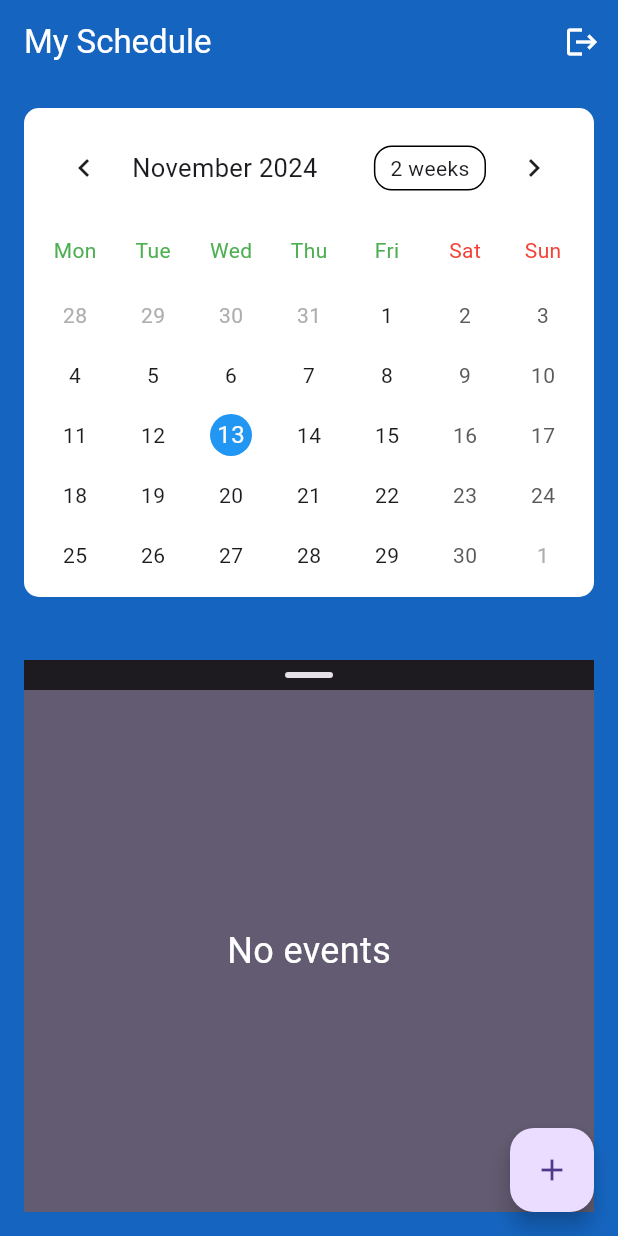
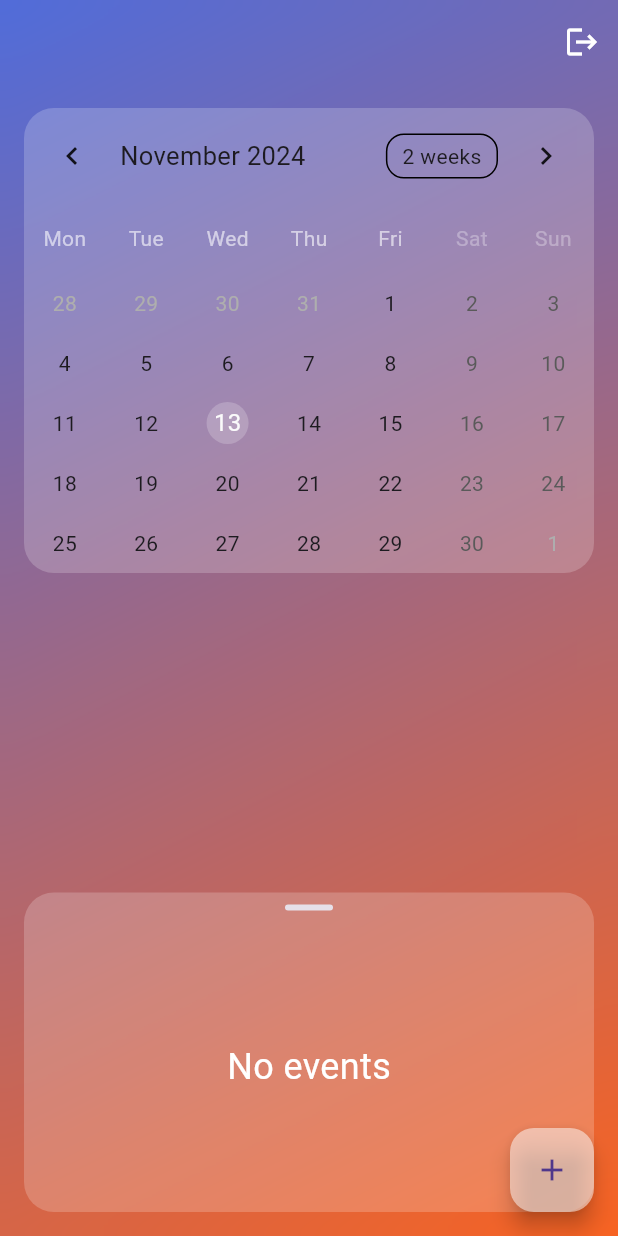
Before and after one commit to Abzal-code/my-schedule, a Flutter app: the ScheduleScreen screen opened by its route, on a phone screen of 412 x 824 dp. Run offline on Flutter 3.47's test engine with Material 3 defaults, Android fonts, the phone set to English and light mode, and no system bars; drawn by our look-alikes of table_calendar; our stand-ins replace bloc, bloc_concurrency, cloud_firestore, equatable, firebase_auth, firebase_core and 4 more; accounts and stored records are empty.

Commit message:
Add Glassmorphism and add alertDialog with selectedDate from Calendar

```diff
--- a/lib/app_starter.dart
+++ b/lib/app_starter.dart
@@ -23,7 +23,7 @@ class AppStarter extends StatelessWidget {
             routeInformationParser: appRouter.router.routeInformationParser,
             routerDelegate: appRouter.router.routerDelegate,
             routeInformationProvider: appRouter.router.routeInformationProvider,
-            theme: ThemeData(),
+            theme: ThemeData(scaffoldBackgroundColor: Colors.transparent),
           );
         },
       ),
--- a/lib/core/router/app_router.dart
+++ b/lib/core/router/app_router.dart
@@ -4,7 +4,6 @@ import 'package:my_shedule/core/router/auth_change_notifier.dart';
 import 'package:my_shedule/features/auth/presentation/screens/sign_in_screen.dart';
 import 'package:my_shedule/features/auth/presentation/screens/sign_up_screen.dart';
 import 'package:my_shedule/features/auth/presentation/screens/splash_screen.dart';
-import 'package:my_shedule/features/schedule/presentation/pages/create_event_screen.dart';
 import 'package:my_shedule/features/schedule/presentation/pages/schedule_screen.dart';
 
 class Routes {
@@ -12,7 +11,6 @@ class Routes {
   static const String signIn = '/signIn';
   static const String signUp = '/signUp';
   static const String schedule = '/schedule';
-  static const String createEvent = '/create_event';
   static const String error = '/error';
 }
 
@@ -70,13 +68,6 @@ class AppRouter {
         path: Routes.schedule,
         name: 'schedule',
         builder: (context, state) => const ScheduleScreen(),
-        routes: [
-          GoRoute(
-            path: Routes.createEvent,
-            name: 'create_event',
-            builder: (context, state) => const CreateEventScreen(),
-          ),
-        ],
       ),
     ],
   );
--- a/lib/features/schedule/domain/entities/event_entity.dart
+++ b/lib/features/schedule/domain/entities/event_entity.dart
@@ -2,28 +2,28 @@ import 'package:equatable/equatable.dart';
 import 'package:cloud_firestore/cloud_firestore.dart';
 
 class EventEntity extends Equatable {
-  final String? id;
-  final String? name;
+  final String id;
+  final String title;
   final String? description;
   final String? img;
-  final DateTime? startDate;
-  final DateTime? endDate;
-  final bool? isCompleted;
+  final DateTime startDate;
+  final DateTime endDate;
+  final bool isCompleted;
 
   const EventEntity({
-    this.id,
-    this.name,
+    required this.id,
+    required this.title,
     this.description,
     this.img,
-    this.startDate,
-    this.endDate,
-    this.isCompleted,
+    required this.startDate,
+    required this.endDate,
+    required this.isCompleted,
   });
 
   factory EventEntity.fromDocument(DocumentSnapshot doc) {
     return EventEntity(
       id: doc.id,
-      name: doc['name'],
+      title: doc['title'],
       description: doc['description'],
       img: doc['img'],
       startDate: doc['startDate'],
@@ -35,7 +35,7 @@ class EventEntity extends Equatable {
   Map<String, dynamic> toMap() {
     return {
       'id': id,
-      'name': name,
+      'title': title,
       'description': description,
       'img': img,
       'startDate': startDate,
@@ -46,7 +46,7 @@ class EventEntity extends Equatable {
 
   EventEntity copyWith({
     String? id,
-    String? name,
+    String? title,
     String? description,
     String? img,
     DateTime? dateTime,
@@ -56,7 +56,7 @@ class EventEntity extends Equatable {
   }) {
     return EventEntity(
       id: id ?? this.id,
-      name: name ?? this.name,
+      title: title ?? this.title,
       description: description ?? this.description,
       img: img ?? this.img,
       startDate: startDate ?? this.startDate,
@@ -68,7 +68,7 @@ class EventEntity extends Equatable {
   @override
   List<Object?> get props => [
         id,
-        name,
+        title,
         description,
         img,
         startDate,
--- a/lib/features/schedule/presentation/pages/schedule_screen.dart
+++ b/lib/features/schedule/presentation/pages/schedule_screen.dart
@@ -1,14 +1,30 @@
+import 'dart:ui';
+
 import 'package:flutter/material.dart';
 import 'package:flutter_bloc/flutter_bloc.dart';
-import 'package:go_router/go_router.dart';
 import 'package:my_shedule/core/di.dart';
 import 'package:my_shedule/features/auth/presentation/bloc/auth_bloc.dart';
 import 'package:my_shedule/features/schedule/presentation/bloc/schedule/schedule_bloc.dart';
+import 'package:my_shedule/features/schedule/presentation/pages/create_event_screen.dart';
+import 'package:my_shedule/features/schedule/presentation/widgets/animated_background.dart';
 import 'package:my_shedule/features/schedule/presentation/widgets/calendar_widget.dart';
 import 'package:my_shedule/features/schedule/presentation/widgets/events_info_window.dart';
 
-class ScheduleScreen extends StatelessWidget {
+class ScheduleScreen extends StatefulWidget {
   const ScheduleScreen({super.key});
+
+  @override
+  State<ScheduleScreen> createState() => _ScheduleScreenState();
+}
+
+class _ScheduleScreenState extends State<ScheduleScreen> {
+  DateTime _selectedDate = DateTime.now();
+
+  void _onDateSelected(DateTime selectedDate) {
+    setState(() {
+      _selectedDate = selectedDate;
+    });
+  }
 
   @override
   Widget build(BuildContext context) {
@@ -18,45 +34,79 @@ class ScheduleScreen extends StatelessWidget {
           const ScheduleEvent.loadEvents(),
         ),
       child: Scaffold(
-        backgroundColor: Colors.blue[800],
+        extendBodyBehindAppBar: true,
         floatingActionButton: FloatingActionButton(
-          onPressed: () => context.push('/schedule/create_event'),
+          backgroundColor: Colors.white.withOpacity(0.5),
+          onPressed: () => openDialog(context, _selectedDate),
           child: const Icon(Icons.add),
         ),
         appBar: AppBar(
-          title: const Text(
-            'My Schedule',
-            style: TextStyle(color: Colors.white),
-          ),
-          backgroundColor: Colors.blue[800],
+          backgroundColor: Colors.transparent,
+          elevation: 0,
           actions: [
             IconButton(
-              onPressed: () => context.read<AuthBloc>().add(
-                    const AuthEvent.signOut(),
-                  ),
               icon: const Icon(
                 Icons.logout,
                 color: Colors.white,
               ),
-              tooltip: 'Logout',
-            )
+              onPressed: () => context.read<AuthBloc>().add(
+                    const AuthEvent.signOut(),
+                  ),
+            ),
           ],
         ),
-        body: const SafeArea(
-          child: Padding(
-            padding: EdgeInsets.all(16.0),
-            child: Stack(
-              children: [
-                CalendarWidget(),
-                SizedBox(
-                  height: 20,
+        body: Stack(
+          children: [
+            // Анимация фона
+            const Positioned.fill(child: AnimatedGradientDemo()),
+            ClipRRect(
+              child: BackdropFilter(
+                filter: ImageFilter.blur(sigmaX: 10, sigmaY: 10),
+                child: Padding(
+                  padding: const EdgeInsets.all(16.0),
+                  child: SafeArea(
+                    child: Column(
+                      mainAxisAlignment: MainAxisAlignment.spaceBetween,
+                      children: [
+                        CalendarWidget(onDataChanged: _onDateSelected),
+                        const Flexible(child: EventsInfoWindow()),
+                        // const EventsInfoWindow()
+                      ],
+                    ),
+                  ),
                 ),
-                EventsInfoWindow(),
-              ],
+              ),
             ),
-          ),
+          ],
         ),
       ),
     );
   }
 }
+
+void openDialog(BuildContext context, DateTime eventDate) {
+  showDialog<void>(
+    context: context,
+    builder: (BuildContext context) => AlertDialog(
+      title: Text(
+        'Create Event',
+        style: Theme.of(context).textTheme.titleLarge,
+        textAlign: TextAlign.center,
+      ),
+      content: CreateEventScreen(
+        selectedDate: eventDate,
+      ),
+      // actions: <Widget>[
+      //   TextButton(
+      //     style: TextButton.styleFrom(
+      //       textStyle: Theme.of(context).textTheme.labelLarge,
+      //     ),
+      //     child: const Text('Accept'),
+      //     onPressed: () {
+      //       Navigator.of(context).pop();
+      //     },
+      //   ),
+      // ],
+    ),
+  );
+}
--- /dev/null
+++ b/lib/features/schedule/presentation/widgets/animated_background.dart
@@ -0,0 +1,65 @@
+import 'package:flutter/material.dart';
+
+class AnimatedGradientDemo extends StatefulWidget {
+  const AnimatedGradientDemo({super.key});
+
+  @override
+  State<AnimatedGradientDemo> createState() => _AnimatedGradientDemoState();
+}
+
+class _AnimatedGradientDemoState extends State<AnimatedGradientDemo>
+    with SingleTickerProviderStateMixin {
+  late AnimationController _controller;
+  late Animation<Color?> _colorAnimation1;
+  late Animation<Color?> _colorAnimation2;
+
+  @override
+  void initState() {
+    super.initState();
+
+    // Инициализация AnimationController
+    _controller = AnimationController(
+      duration: const Duration(seconds: 5),
+      vsync: this,
+    )..repeat(reverse: true);
+
+    // Определение первого цвета анимации
+    _colorAnimation1 = ColorTween(
+      begin: Colors.blue,
+      end: Colors.purple,
+    ).animate(_controller);
+
+    // Определение второго цвета анимации
+    _colorAnimation2 = ColorTween(
+      begin: Colors.red,
+      end: Colors.orange,
+    ).animate(_controller);
+  }
+
+  @override
+  void dispose() {
+    _controller.dispose();
+    super.dispose();
+  }
+
+  @override
+  Widget build(BuildContext context) {
+    return AnimatedBuilder(
+      animation: _controller,
+      builder: (context, child) {
+        return Container(
+          decoration: BoxDecoration(
+            gradient: LinearGradient(
+              begin: Alignment.topLeft,
+              end: Alignment.bottomRight,
+              colors: [
+                _colorAnimation1.value ?? Colors.blue,
+                _colorAnimation2.value ?? Colors.red,
+              ],
+            ),
+          ),
+        );
+      },
+    );
+  }
+}
--- a/lib/features/schedule/presentation/widgets/calendar_widget.dart
+++ b/lib/features/schedule/presentation/widgets/calendar_widget.dart
@@ -1,11 +1,12 @@
 import 'package:flutter/material.dart';
 import 'package:table_calendar/table_calendar.dart';
 
-enum CalendarView { week, twoWeek, month }
+class CalendarWidget extends StatefulWidget {
+  final ValueChanged<DateTime> onDataChanged;
 
-class CalendarWidget extends StatefulWidget {
   const CalendarWidget({
     super.key,
+    required this.onDataChanged,
   });
 
   @override
@@ -17,17 +18,17 @@ class _CalendarWidgetState extends State<CalendarWidget> {
   DateTime? _selectedDate;
   CalendarFormat _calendarFormat = CalendarFormat.month;
   final DaysOfWeekStyle _styleOfWeek = const DaysOfWeekStyle(
-    weekdayStyle: TextStyle(color: Colors.green),
-    weekendStyle: TextStyle(color: Colors.red),
+    weekdayStyle: TextStyle(color: Colors.white60),
+    weekendStyle: TextStyle(color: Colors.white30),
   );
   final CalendarStyle _calendarStyle = CalendarStyle(
     selectedDecoration: BoxDecoration(
       shape: BoxShape.circle,
-      color: Colors.blue[200],
+      color: Colors.white.withOpacity(0.5),
     ),
-    todayDecoration: const BoxDecoration(
+    todayDecoration: BoxDecoration(
       shape: BoxShape.circle,
-      color: Colors.blue,
+      color: Colors.white.withOpacity(0.2),
     ),
   );
 
@@ -35,11 +36,10 @@ class _CalendarWidgetState extends State<CalendarWidget> {
   Widget build(BuildContext context) {
     return Container(
       decoration: BoxDecoration(
-        color: Colors.white,
-        borderRadius: BorderRadius.circular(10),
+        color: Colors.white.withOpacity(0.2),
+        borderRadius: BorderRadius.circular(20.0),
       ),
-      child: Padding(
-        padding: const EdgeInsets.all(8.0),
+      alignment: Alignment.center,
       child: TableCalendar(
         calendarFormat: _calendarFormat,
         daysOfWeekHeight: 46,
@@ -54,18 +54,17 @@ class _CalendarWidgetState extends State<CalendarWidget> {
         selectedDayPredicate: (day) => isSameDay(_selectedDate, day),
         onDaySelected: _onDateSelected,
       ),
-      ),
     );
   }
 
   _onDateSelected(selectedDate, focusedDate) {
-    print('selectedDay $selectedDate');
     if (!isSameDay(_selectedDate, selectedDate)) {
       setState(() {
         _selectedDate = selectedDate;
         _focusedDate = focusedDate;
       });
-    } else {}
+      widget.onDataChanged(selectedDate);
+    }
   }
 
   _onformatChanged(CalendarFormat format) {
--- a/lib/features/schedule/presentation/widgets/events_info_window.dart
+++ b/lib/features/schedule/presentation/widgets/events_info_window.dart
@@ -22,8 +22,12 @@ class _EventsInfoWindowState extends State<EventsInfoWindow> {
     return DraggableScrollableSheet(
       initialChildSize: _sheetPosition,
       builder: (BuildContext context, ScrollController scrollController) {
-        return ColoredBox(
-          color: colorScheme.secondary,
+        return Container(
+          decoration: BoxDecoration(
+            color: Colors.white.withOpacity(0.2),
+            borderRadius: BorderRadius.circular(20.0),
+          ),
+          alignment: Alignment.center,
           child: Column(
             children: <Widget>[
               Grabber(
--- a/lib/features/schedule/presentation/widgets/grabber.dart
+++ b/lib/features/schedule/presentation/widgets/grabber.dart
@@ -16,7 +16,7 @@ class Grabber extends StatelessWidget {
       onVerticalDragUpdate: onVerticalDragUpdate,
       child: Container(
         width: double.infinity,
-        color: colorScheme.onSurface,
+        color: Colors.transparent,
         child: Align(
           alignment: Alignment.topCenter,
           child: Container(
--- a/pubspec.yaml
+++ b/pubspec.yaml
@@ -48,6 +48,7 @@ dependencies:
   cloud_firestore: ^5.4.4
   table_calendar: ^3.1.2
   image_picker: ^1.1.2
+  syncfusion_flutter_datepicker: ^27.1.58
 
 dev_dependencies:
   flutter_test:
```
Also changed, not shown: lib/core/utils/helpers.dart (+18 -2 lines), lib/features/auth/presentation/screens/sign_in_screen.dart (+30 -13 lines), lib/features/auth/presentation/screens/sign_up_screen.dart (+28 -15 lines), lib/features/auth/presentation/widgets/custom_text_field.dart (+18 -6 lines), lib/features/schedule/presentation/pages/create_event_screen.dart (+33 -18 lines), lib/features/schedule/presentation/widgets/event_list.dart (+9 -6 lines), pubspec.lock. Lines whose indentation alone changed are shown as unchanged.
